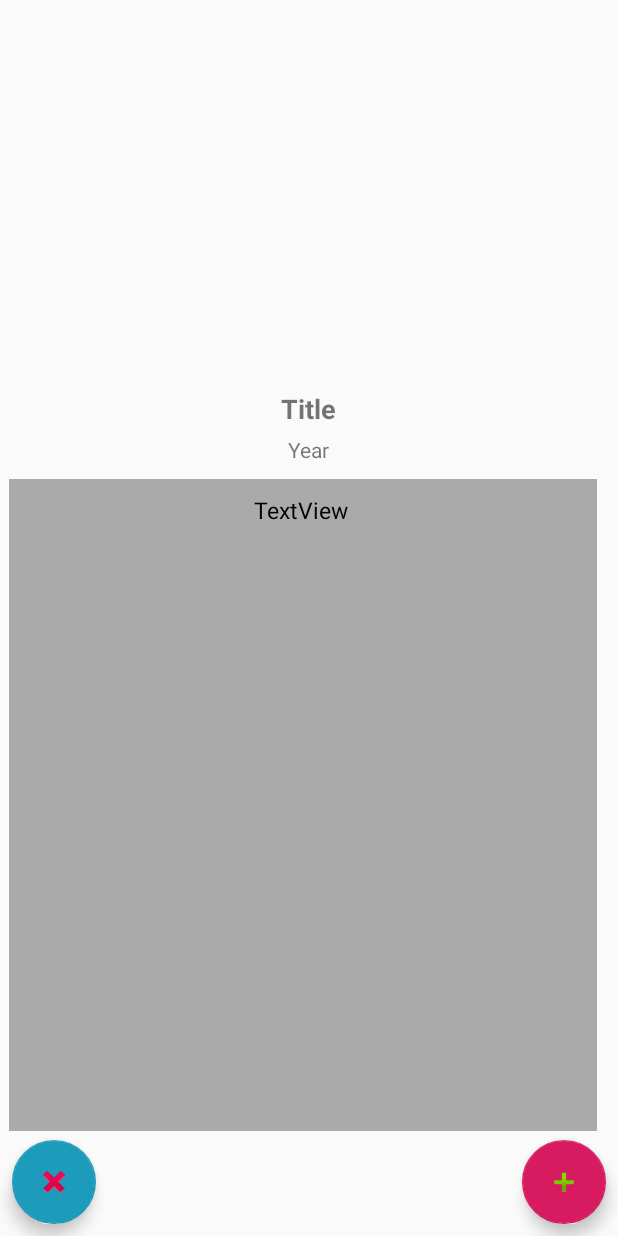
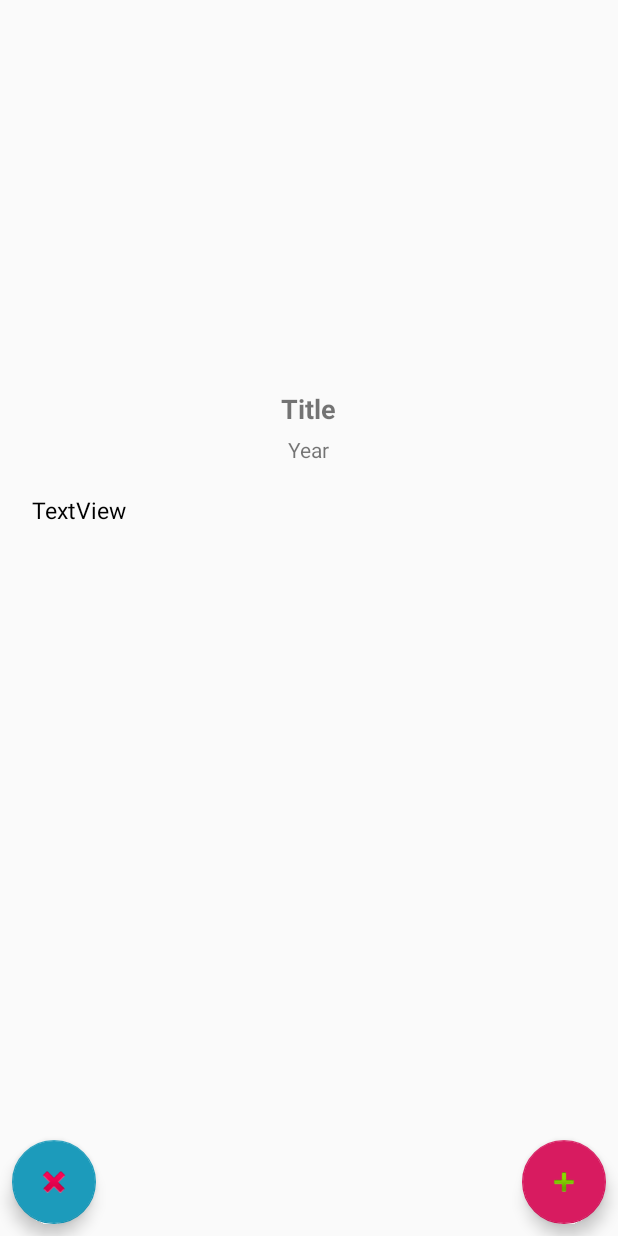
Before and after one commit to TumoM/AAP-Capstone-Movie-Quick-Search, an Android app: the layout activity_details.xml on its own in the app's theme, with its tools: preview values and no code run, on a phone screen of 412 x 824 dp. Run offline under Robolectric (Android 15) with nearby library versions, the phone set to English and light mode, and no system bars.

Commit message:
Final Refactoring start

```diff
--- a/Main-Working/app/src/main/java/com/example/android/themoviecompanion/Activities/DetailsActivity.java
+++ b/Main-Working/app/src/main/java/com/example/android/themoviecompanion/Activities/DetailsActivity.java
@@ -56,7 +56,7 @@ public class DetailsActivity extends AppCompatActivity {
                 else{poster.setImageBitmap(movie.getPoster());}
         title.setText(movie.getTitle());
         year.setText(movie.getYear());
-        plot.setText(movie.getPlot());
+        plot.setText("Plot:" + movie.getPlot());
         plot.setMovementMethod(new ScrollingMovementMethod());
         //
         //
--- a/Main-Working/app/src/main/res/layout/activity_details.xml
+++ b/Main-Working/app/src/main/res/layout/activity_details.xml
@@ -62,7 +62,6 @@
             android:layout_marginEnd="14dp"
             android:layout_marginRight="15dp"
             android:layout_marginBottom="6dp"
-            android:background="@android:color/darker_gray"
             android:fadeScrollbars="true"
             android:lineSpacingExtra="8sp"
             android:paddingHorizontal="15dp"
@@ -72,7 +71,7 @@
             android:scrollbarStyle="outsideInset"
             android:scrollbars="vertical"
             android:text="TextView"
-            android:textAlignment="center"
+            android:textAlignment="textStart"
             android:textColor="@android:color/black"
             android:textSize="15sp"
             android:typeface="normal" />
```
